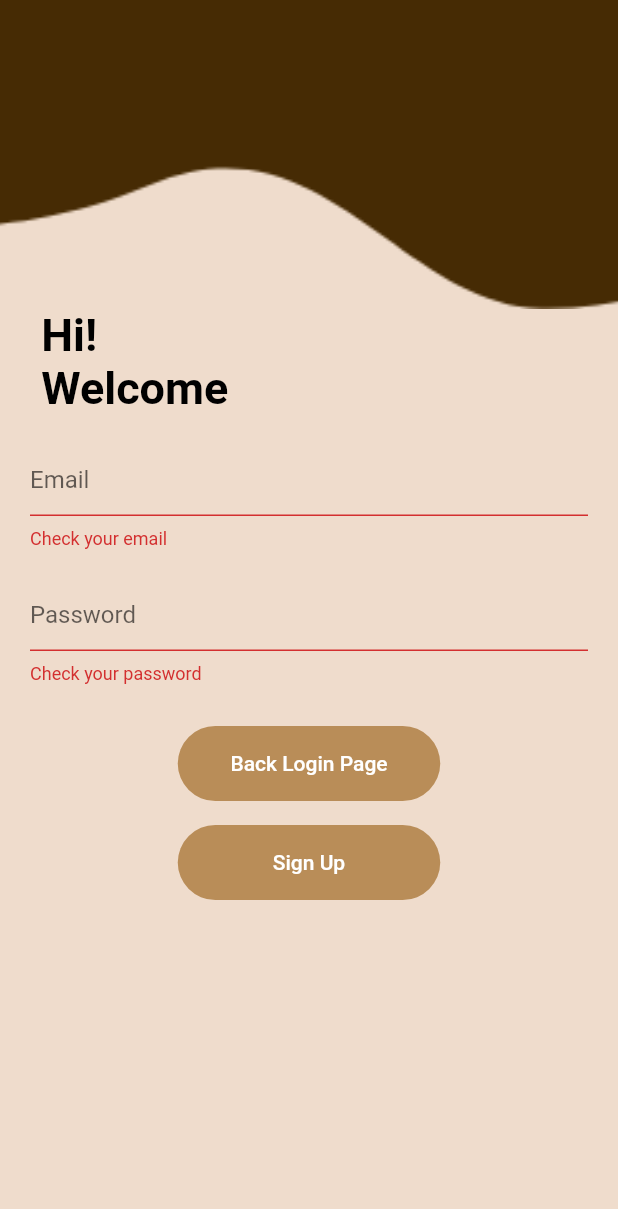
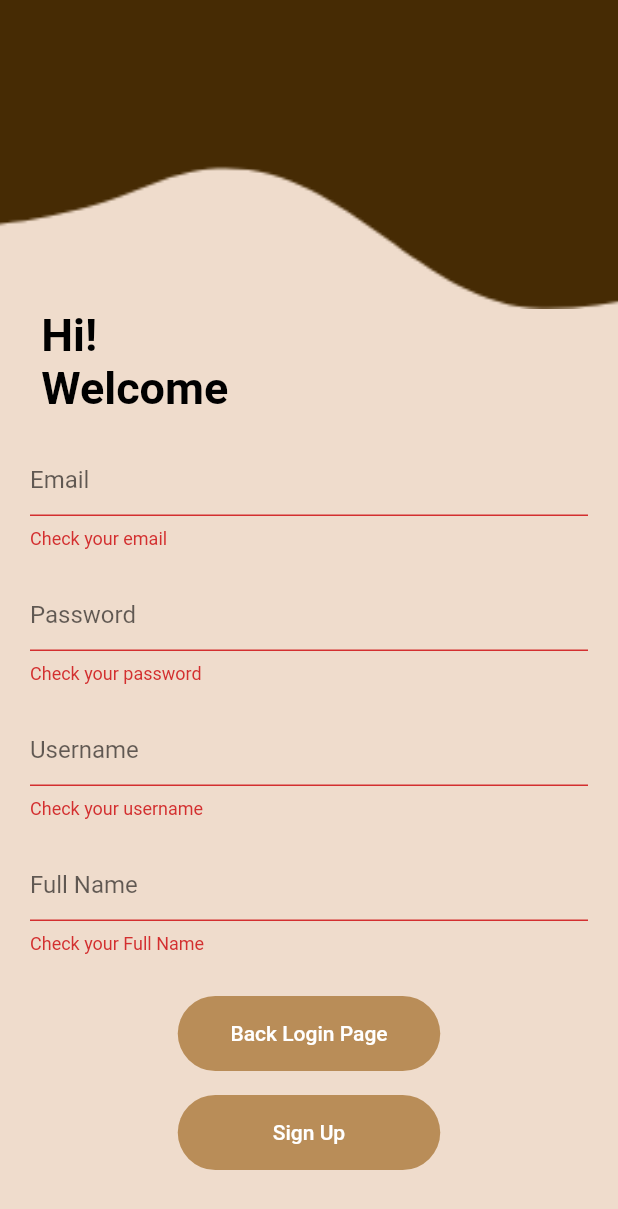
Before and after one commit to 404ibra/CoffeeShop, a Flutter app: the SignUp screen opened by its route, after a tap on "Sign Up", on a phone screen of 412 x 824 dp. Shown: the top 1209 px of the screen. Run offline on Flutter 3.47's test engine with Material 2 defaults, Android fonts, the phone set to English and light mode, and no system bars; our stand-ins replace cloud_firestore, firebase_auth, firebase_core; accounts and stored records are empty.

Commit message:
coffee shop application
-update
added firestroe database
signup field is update added username, and fullname and configurate firestore

```diff
--- a/loginpage/page/lib/pages/auth/sign_up.dart
+++ b/loginpage/page/lib/pages/auth/sign_up.dart
@@ -2,8 +2,11 @@ import 'package:firebase_auth/firebase_auth.dart';
 import 'package:flutter/material.dart';
 import 'package:flutter/src/widgets/container.dart';
 import 'package:flutter/src/widgets/framework.dart';
+import 'package:page/service/auth_service.dart';
 import 'package:page/utils/customColors.dart';
 import 'package:page/utils/customTextStyle.dart';
+
+import '../home_page.dart';
 
 class SignUp extends StatefulWidget {
   const SignUp({super.key});
@@ -13,9 +16,10 @@ class SignUp extends StatefulWidget {
 }
 
 class _SignUpState extends State<SignUp> {
-  late String email, password;
+  late String email, username, fullname, password;
   final formKey = GlobalKey<FormState>();
   final firebaseAuth = FirebaseAuth.instance;
+  final authService = AuthService();
   @override
   Widget build(BuildContext context) {
     var height = MediaQuery.of(context).size.height;
@@ -48,6 +52,10 @@ class _SignUpState extends State<SignUp> {
                     customSizedBox(),
                     passwordTextField(),
                     customSizedBox(),
+                    usernameTextField(),
+                    customSizedBox(),
+                    fullnameTextField(),
+                    customSizedBox(),
                     backTopLoginPage(),
                     signUpButton()
                   ],
@@ -69,7 +77,48 @@ class _SignUpState extends State<SignUp> {
     );
   }
 
-//username and password textfields...
+//username ,password, username and fullname textfields...
+  TextFormField emailTextField() {
+    return TextFormField(
+      validator: (value) {
+        if (value!.isEmpty) {
+          return "Check your email";
+        } else {}
+      },
+      onSaved: (value) {
+        email = value!;
+      },
+      decoration: customInputDecoration("Email"),
+    );
+  }
+
+  TextFormField usernameTextField() {
+    return TextFormField(
+      validator: (value) {
+        if (value!.isEmpty) {
+          return "Check your username";
+        } else {}
+      },
+      onSaved: (value) {
+        username = value!;
+      },
+      decoration: customInputDecoration("Username"),
+    );
+  }
+
+  TextFormField fullnameTextField() {
+    return TextFormField(
+      validator: (value) {
+        if (value!.isEmpty) {
+          return "Check your Full Name";
+        } else {}
+      },
+      onSaved: (value) {
+        fullname = value!;
+      },
+      decoration: customInputDecoration("Full Name"),
+    );
+  }
 
   TextFormField passwordTextField() {
     return TextFormField(
@@ -83,20 +132,6 @@ class _SignUpState extends State<SignUp> {
       },
       obscureText: true,
       decoration: customInputDecoration("Password"),
-    );
-  }
-
-  TextFormField emailTextField() {
-    return TextFormField(
-      validator: (value) {
-        if (value!.isEmpty) {
-          return "Check your email";
-        } else {}
-      },
-      onSaved: (value) {
-        email = value!;
-      },
-      decoration: customInputDecoration("Email"),
     );
   }
 
@@ -152,21 +187,15 @@ class _SignUpState extends State<SignUp> {
   }
 
   void signUp() async {
-        if (formKey.currentState!.validate()) {
-          formKey.currentState!.save();
-          try {
-            var UserResult =
-                await firebaseAuth.createUserWithEmailAndPassword(
-                    email: email, password: password);
-            formKey.currentState!.reset();
-            ScaffoldMessenger.of(context).showSnackBar(SnackBar(
-                content: Text("Sing Up is Successfull Please Login")));
-            Navigator.pushReplacementNamed(context, "/loginPage");
-          } catch (e) {
-            print(e.toString());
-          }
-        }
-      }
+    if (formKey.currentState!.validate()) {
+      formKey.currentState!.save();
+      final result =
+          await authService.signUp(email, username, fullname, password);
+      Navigator.of(context).pushAndRemoveUntil(
+          MaterialPageRoute(builder: (context) => HomePage()),
+          (route) => false);
+    } else {}
+  }
 
 //Login Page standart SizedBox height is 20...
   Widget customSizedBox() => SizedBox(
--- a/loginpage/page/pubspec.yaml
+++ b/loginpage/page/pubspec.yaml
@@ -38,6 +38,7 @@ dependencies:
   cupertino_icons: ^1.0.2
   firebase_core: ^2.3.0
   firebase_auth: ^4.1.4
+  cloud_firestore: ^4.1.0
 
 dev_dependencies:
   flutter_test:
```
Also changed, not shown: loginpage/page/lib/pages/auth/login_page.dart (+30 -14 lines), loginpage/page/lib/service/auth_service.dart (+73 -2 lines), 2 other files.
